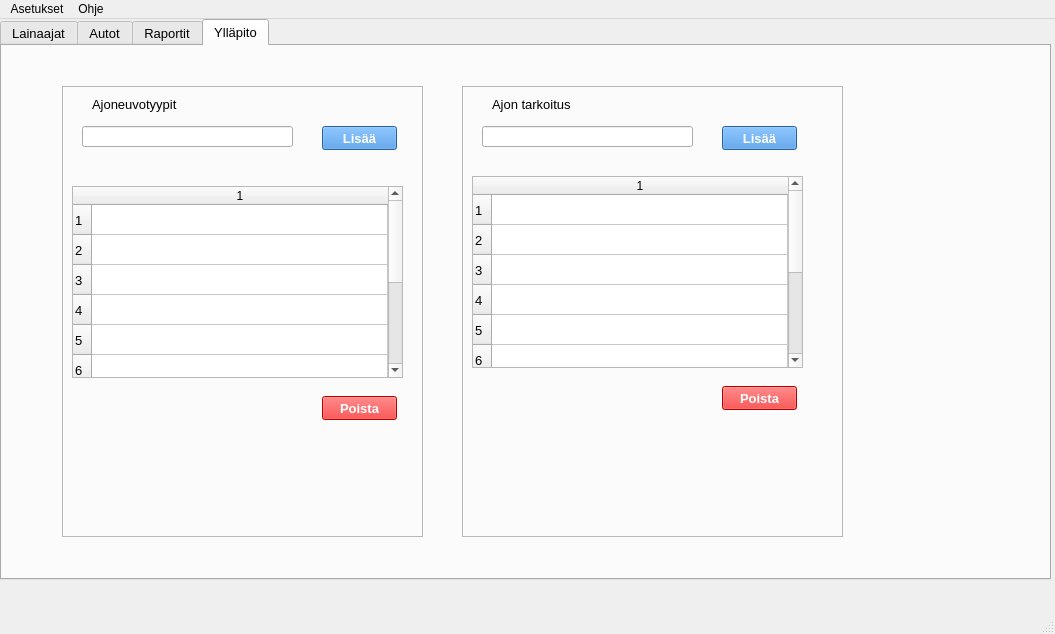
Old version of the form administrative.ui in the repository katalav/Autolainaus_hallinta.
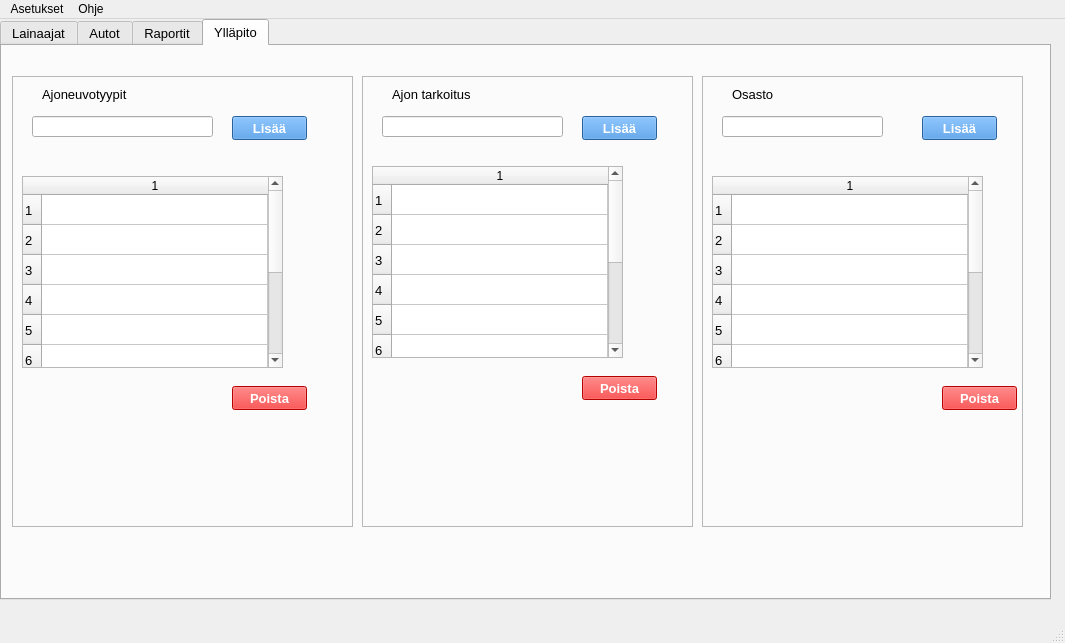
New version of the form. The open tabs and pages were chosen to show the change. Icons and pictures are not drawn.

Commit message: jottain sain kasaan. osasto pitäs viä saada yhdistyyn tietokantaan. jei

Diff of the .ui file:
```diff
--- a/administrative.ui
+++ b/administrative.ui
@@ -6,8 +6,8 @@
    <rect>
     <x>0</x>
     <y>0</y>
-    <width>1055</width>
-    <height>634</height>
+    <width>1065</width>
+    <height>643</height>
    </rect>
   </property>
   <property name="windowTitle">
@@ -23,7 +23,7 @@
       <x>0</x>
       <y>0</y>
       <width>1051</width>
-      <height>561</height>
+      <height>581</height>
      </rect>
     </property>
     <property name="font">
@@ -11140,9 +11140,9 @@
      <widget class="QFrame" name="vehicleTypeFrame">
       <property name="geometry">
        <rect>
-        <x>60</x>
-        <y>40</y>
-        <width>361</width>
+        <x>10</x>
+        <y>30</y>
+        <width>341</width>
         <height>451</height>
        </rect>
       </property>
@@ -11157,7 +11157,7 @@
         <rect>
          <x>10</x>
          <y>100</y>
-         <width>331</width>
+         <width>261</width>
          <height>192</height>
         </rect>
        </property>
@@ -11196,7 +11196,7 @@
         <rect>
          <x>20</x>
          <y>40</y>
-         <width>211</width>
+         <width>181</width>
          <height>21</height>
         </rect>
        </property>
@@ -11207,7 +11207,7 @@
       <widget class="QPushButton" name="vehicleTypeAddPushButton">
        <property name="geometry">
         <rect>
-         <x>260</x>
+         <x>220</x>
          <y>40</y>
          <width>75</width>
          <height>24</height>
@@ -11234,7 +11234,7 @@
       <widget class="QPushButton" name="vehicleTypeDeletePushButton">
        <property name="geometry">
         <rect>
-         <x>260</x>
+         <x>220</x>
          <y>310</y>
          <width>75</width>
          <height>24</height>
@@ -11274,9 +11274,9 @@
      <widget class="QFrame" name="reasonFrame">
       <property name="geometry">
        <rect>
-        <x>460</x>
-        <y>40</y>
-        <width>381</width>
+        <x>360</x>
+        <y>30</y>
+        <width>331</width>
         <height>451</height>
        </rect>
       </property>
@@ -11291,7 +11291,7 @@
         <rect>
          <x>10</x>
          <y>90</y>
-         <width>331</width>
+         <width>251</width>
          <height>192</height>
         </rect>
        </property>
@@ -11327,7 +11327,7 @@
         <rect>
          <x>20</x>
          <y>40</y>
-         <width>211</width>
+         <width>181</width>
          <height>21</height>
         </rect>
        </property>
@@ -11338,7 +11338,7 @@
       <widget class="QPushButton" name="reasonAddPushButton">
        <property name="geometry">
         <rect>
-         <x>260</x>
+         <x>220</x>
          <y>40</y>
          <width>75</width>
          <height>24</height>
@@ -11365,7 +11365,7 @@
       <widget class="QPushButton" name="reasonDeletePushButton">
        <property name="geometry">
         <rect>
-         <x>260</x>
+         <x>220</x>
          <y>300</y>
          <width>75</width>
          <height>24</height>
@@ -11402,6 +11402,140 @@
        </property>
       </widget>
      </widget>
+     <widget class="QFrame" name="osastoFrame">
+      <property name="geometry">
+       <rect>
+        <x>700</x>
+        <y>30</y>
+        <width>321</width>
+        <height>451</height>
+       </rect>
+      </property>
+      <property name="frameShape">
+       <enum>QFrame::Shape::StyledPanel</enum>
+      </property>
+      <property name="frameShadow">
+       <enum>QFrame::Shadow::Raised</enum>
+      </property>
+      <widget class="QTableWidget" name="osastoTableWidget">
+       <property name="geometry">
+        <rect>
+         <x>10</x>
+         <y>100</y>
+         <width>271</width>
+         <height>192</height>
+        </rect>
+       </property>
+       <property name="toolTip">
+        <string>&lt;html&gt;&lt;head/&gt;&lt;body&gt;&lt;p&gt;Voit poistaa ajoneuvo tyypin valitsemalla sen taulusta ja painamalla Poista-painiketta, jos tyypillä on jo ajopäiväkirjamerkintöjä poistaminen ei ole mahdollista.&lt;/p&gt;&lt;/body&gt;&lt;/html&gt;</string>
+       </property>
+       <property name="sortingEnabled">
+        <bool>true</bool>
+       </property>
+       <property name="rowCount">
+        <number>10</number>
+       </property>
+       <property name="columnCount">
+        <number>1</number>
+       </property>
+       <attribute name="horizontalHeaderStretchLastSection">
+        <bool>true</bool>
+       </attribute>
+       <attribute name="verticalHeaderStretchLastSection">
+        <bool>true</bool>
+       </attribute>
+       <row/>
+       <row/>
+       <row/>
+       <row/>
+       <row/>
+       <row/>
+       <row/>
+       <row/>
+       <row/>
+       <row/>
+       <column/>
+      </widget>
+      <widget class="QLineEdit" name="osastoAddLineEdit">
+       <property name="geometry">
+        <rect>
+         <x>20</x>
+         <y>40</y>
+         <width>161</width>
+         <height>21</height>
+        </rect>
+       </property>
+       <property name="toolTip">
+        <string>&lt;html&gt;&lt;head/&gt;&lt;body&gt;&lt;p&gt;Kirjoita kenttään lisättävä ajoneuvotyyppi ja paina Lisää-painiketta. Painike tulee näkyviin kirjoitettuasi kenttään.&lt;/p&gt;&lt;/body&gt;&lt;/html&gt;</string>
+       </property>
+      </widget>
+      <widget class="QPushButton" name="osastoAddPushButton">
+       <property name="geometry">
+        <rect>
+         <x>220</x>
+         <y>40</y>
+         <width>75</width>
+         <height>24</height>
+        </rect>
+       </property>
+       <property name="font">
+        <font>
+         <pointsize>10</pointsize>
+         <bold>true</bold>
+        </font>
+       </property>
+       <property name="cursor">
+        <cursorShape>PointingHandCursor</cursorShape>
+       </property>
+       <property name="styleSheet">
+        <string notr="true">background-color: rgb(57, 136, 220);
+color: rgb(255, 255, 255);
+</string>
+       </property>
+       <property name="text">
+        <string>Lisää</string>
+       </property>
+      </widget>
+      <widget class="QPushButton" name="osastoDeletePushButton">
+       <property name="geometry">
+        <rect>
+         <x>240</x>
+         <y>310</y>
+         <width>75</width>
+         <height>24</height>
+        </rect>
+       </property>
+       <property name="font">
+        <font>
+         <pointsize>10</pointsize>
+         <bold>true</bold>
+        </font>
+       </property>
+       <property name="cursor">
+        <cursorShape>PointingHandCursor</cursorShape>
+       </property>
+       <property name="styleSheet">
+        <string notr="true">background-color: rgb(255, 0, 0);
+color: rgb(255, 255, 255);</string>
+       </property>
+       <property name="text">
+        <string>Poista</string>
+       </property>
+      </widget>
+      <widget class="QLabel" name="osastoAddLabel">
+       <property name="geometry">
+        <rect>
+         <x>30</x>
+         <y>10</y>
+         <width>101</width>
+         <height>16</height>
+        </rect>
+       </property>
+       <property name="text">
+        <string>Osasto</string>
+       </property>
+      </widget>
+     </widget>
     </widget>
    </widget>
   </widget>
@@ -11410,7 +11544,7 @@
     <rect>
      <x>0</x>
      <y>0</y>
-     <width>1055</width>
+     <width>1065</width>
      <height>33</height>
     </rect>
    </property>
```
The commit also changes 2 other files.
